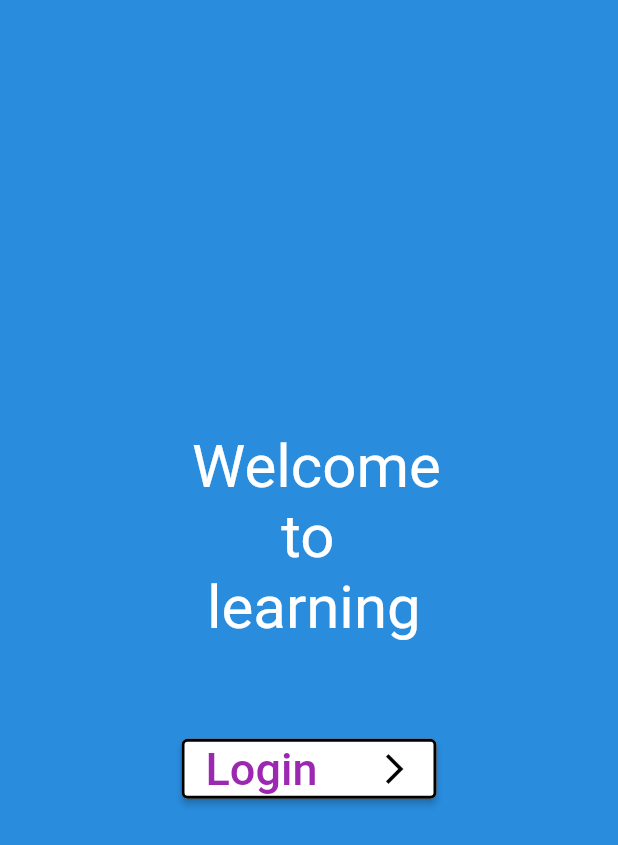
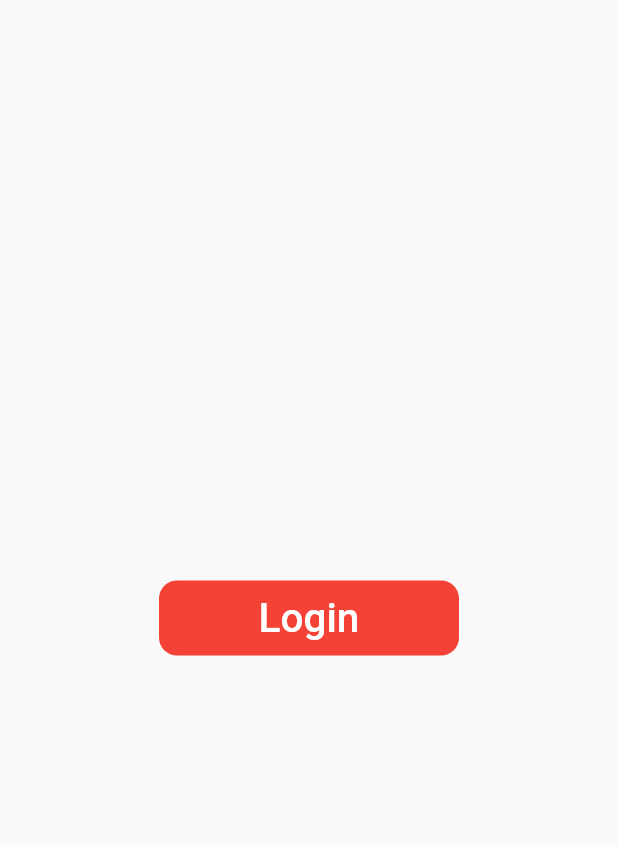
Before and after one commit to adhamniyozboyev/todo, a Flutter app: the screen it shows after launch, on a phone screen of 412 x 824 dp. Shown: the top 845 px of the screen. Run offline on Flutter 3.47's test engine with Material 2 defaults, Android fonts, the phone set to English and light mode, and no system bars.

```diff
--- a/lib/screens/homePage.dart
+++ b/lib/screens/homePage.dart
@@ -1,51 +1,41 @@
 import 'package:flutter/material.dart';
-import 'package:flutter/src/widgets/framework.dart';
-import 'package:flutter/src/widgets/placeholder.dart';
 
-class HomePage extends StatelessWidget {
+void main() {
+  runApp(HomePage());
+}
+
+class HomePage extends StatefulWidget {
+  static const String routeName = '/';
   const HomePage({super.key});
 
   @override
+  State<HomePage> createState() => _HomePageState();
+}
+
+class _HomePageState extends State<HomePage> {
+  @override
   Widget build(BuildContext context) {
     return Scaffold(
-        body: Container(
-      color: Color(0xFF298CDD),
-      child: Center(
-        child: Column(
+      body: Column(
         mainAxisAlignment: MainAxisAlignment.center,
         children: [
-            Text(
-              ' Welcome\n       to\n  learning',
-              style: TextStyle(color: Colors.white, fontSize: 40),
+          Center(
+            child: Container(
+              decoration: BoxDecoration(
+                  color: Colors.red, borderRadius: BorderRadius.circular(12)),
+              height: 50,
+              width: 200,
+              child: TextButton(
+                onPressed: () {},
+                child: Text(
+                  'Login',
+                  style: TextStyle(color: Colors.white, fontSize: 27),
                 ),
-            SizedBox(
-              height: 60,
               ),
-            ElevatedButton(
-                style: ElevatedButton.styleFrom(
-                    side: BorderSide(width: 2, color: Colors.black),
-                    fixedSize: Size(170, 40),
-                    backgroundColor: Colors.white),
-                onPressed: () {
-                  Navigator.pushNamed(context, 'second');
-                },
-                child: Row(
-                  mainAxisAlignment: MainAxisAlignment.spaceBetween,
-                  children: [
-                    Text(
-                      'Login',
-                      style: TextStyle(color: Colors.purple, fontSize: 30),
             ),
-                    Icon(
-                      Icons.arrow_forward_ios,
-                      color: Colors.black,
           )
         ],
-                ))
-          ],
       ),
-      ),
-      // decoration: BoxDecoration(image: DecorationImage(image: AssetImage(''))),
-    ));
+    );
   }
 }
```
Also changed, not shown: lib/routes.dart (added, +19 -0 lines), lib/screens/secondPage.dart (+9 -7 lines). Lines whose indentation alone changed are shown as unchanged.
